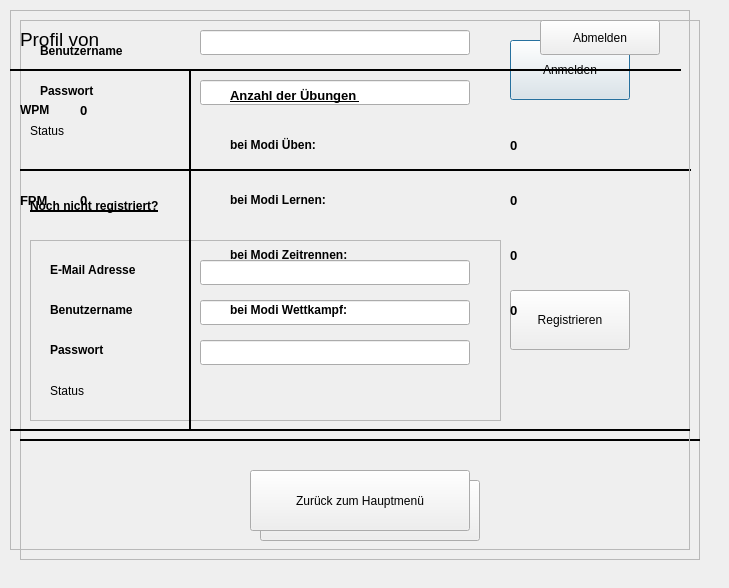
gaffli/typo, file Typo_aktuelle_arbeitsversion/login.ui: the form before one commit.
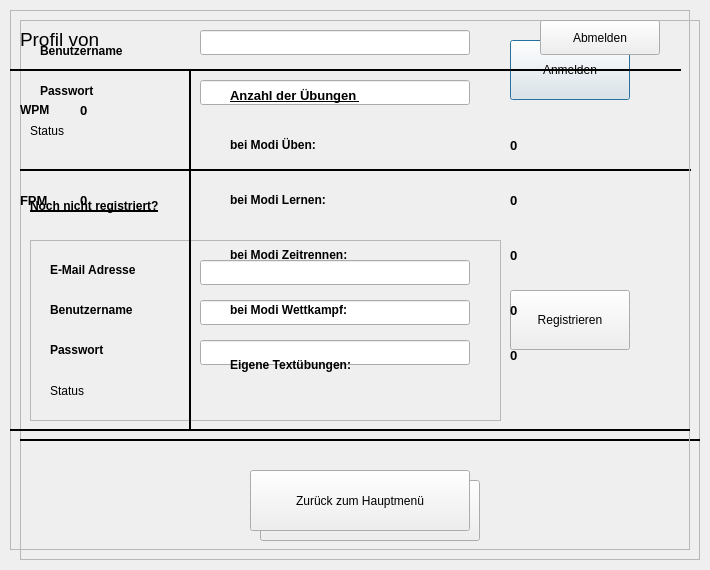
The form after the commit.

Diff of the .ui file:
```diff
--- a/Typo_aktuelle_arbeitsversion/login.ui
+++ b/Typo_aktuelle_arbeitsversion/login.ui
@@ -6,8 +6,8 @@
    <rect>
     <x>0</x>
     <y>0</y>
-    <width>729</width>
-    <height>588</height>
+    <width>710</width>
+    <height>570</height>
    </rect>
   </property>
   <property name="windowTitle">
@@ -726,6 +726,45 @@
      <enum>Qt::Horizontal</enum>
     </property>
    </widget>
+   <widget class="QLabel" name="label_13">
+    <property name="geometry">
+     <rect>
+      <x>220</x>
+      <y>345</y>
+      <width>251</width>
+      <height>20</height>
+     </rect>
+    </property>
+    <property name="font">
+     <font>
+      <weight>75</weight>
+      <bold>true</bold>
+     </font>
+    </property>
+    <property name="text">
+     <string>Eigene Textübungen:</string>
+    </property>
+   </widget>
+   <widget class="QLabel" name="label_eigner">
+    <property name="geometry">
+     <rect>
+      <x>500</x>
+      <y>325</y>
+      <width>60</width>
+      <height>40</height>
+     </rect>
+    </property>
+    <property name="font">
+     <font>
+      <pointsize>10</pointsize>
+      <weight>75</weight>
+      <bold>true</bold>
+     </font>
+    </property>
+    <property name="text">
+     <string>0</string>
+    </property>
+   </widget>
   </widget>
  </widget>
  <resources/>
```
Left out of the diff: 13 changed lines with no effect on the pictures.
